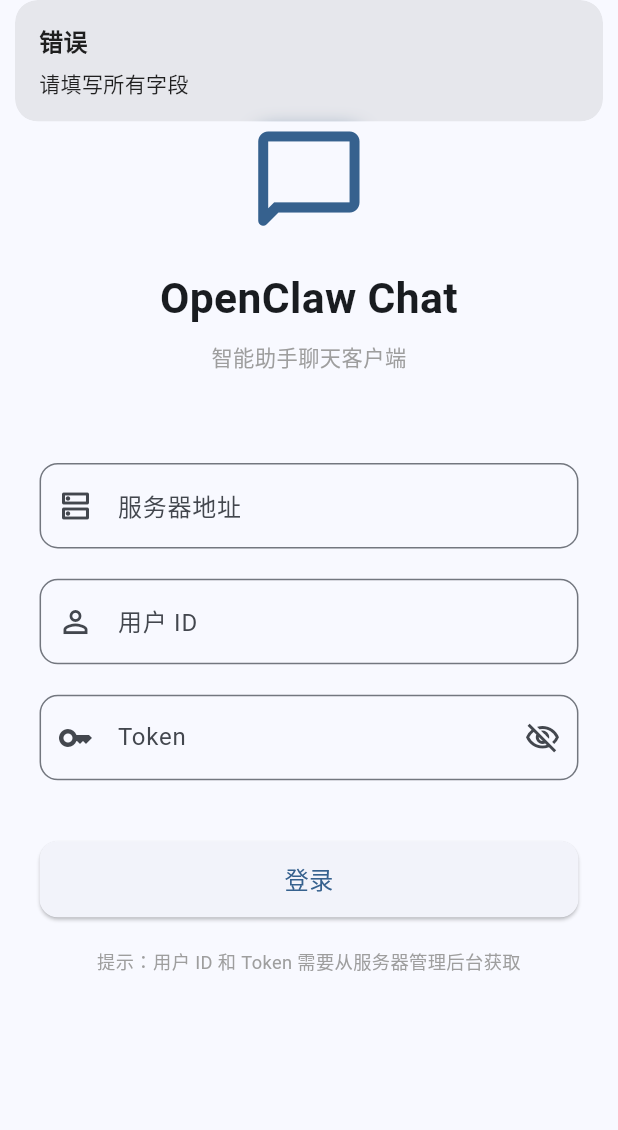
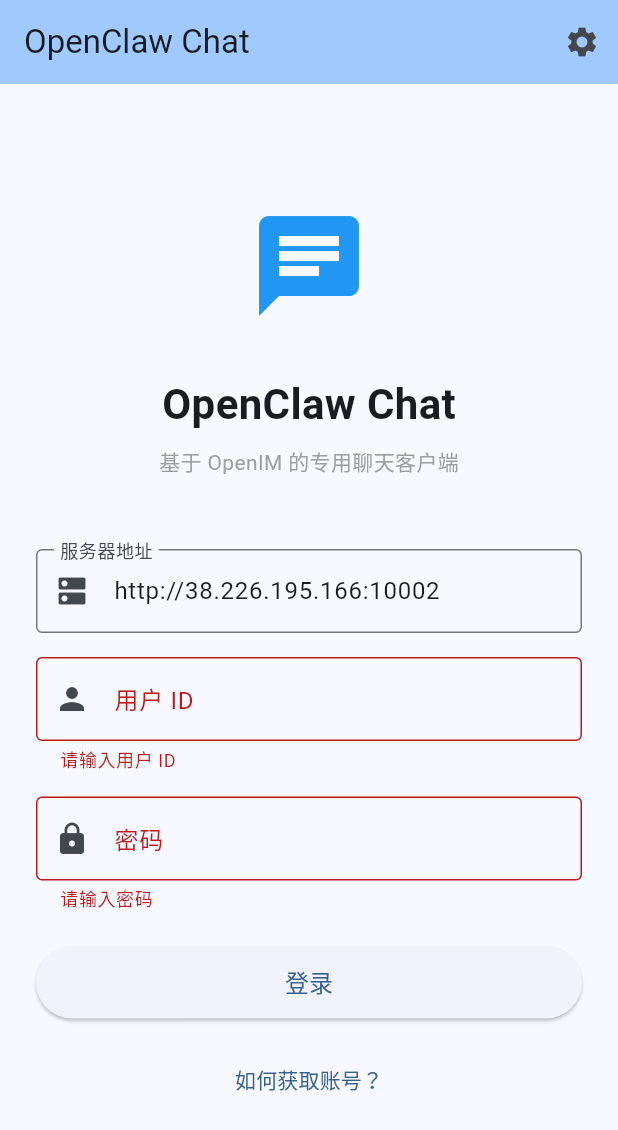
Before and after one commit to xiangbianpangde/openclaw-chat, a Flutter app: the screen it shows after launch, after a tap on "登录", on a phone screen of 412 x 824 dp. Shown: the top 1130 px of the screen. Run offline on Flutter 3.47's test engine with Material 3 defaults, Android fonts, the phone set to English and light mode, and no system bars; our stand-ins replace flutter_screenutil, get, hive_flutter, logger, shared_preferences, webview_flutter; missing offline and left inert: flutter_openim_sdk; accounts and stored records are empty.

Commit message:
feat: 完善 OpenClaw Chat 项目
- 添加 OpenIM 集成扩展 (Webhook 支持)
- 完善 Flutter 客户端 (登录/聊天界面)
- 优化部署脚本和文档
- 添加 OpenClaw 对接配置

Features:
- OpenIM Webhook 消息处理
- Flutter 登录认证
- 扫码登录支持
- 远程桌面集成
- AI 助手命令 (/help, /scan, /status, /desktop)

Docs:
- 完整部署指南
- API 参考文档
- 常见问题解答

```diff
--- a/client/openclaw_chat/lib/main.dart
+++ b/client/openclaw_chat/lib/main.dart
@@ -1,22 +1,8 @@
 import 'package:flutter/material.dart';
-import 'package:flutter_screenutil/flutter_screenutil.dart';
-import 'package:get/get.dart';
-import 'package:hive_flutter/hive_flutter.dart';
+import 'screens/home_screen.dart';
+import 'services/openim_service.dart';
 
-import 'app/routes/app_pages.dart';
-import 'app/services/openim_service.dart';
-import 'app/services/storage_service.dart';
-
-void main() async {
-  WidgetsFlutterBinding.ensureInitialized();
-
-  // 初始化本地存储
-  await Hive.initFlutter();
-  await StorageService.init();
-
-  // 初始化 OpenIM
-  await OpenIMService.init();
-
+void main() {
   runApp(const OpenClawChatApp());
 }
 
@@ -25,37 +11,23 @@ class OpenClawChatApp extends StatelessWidget {
 
   @override
   Widget build(BuildContext context) {
-    return ScreenUtilInit(
-      designSize: const Size(375, 812),
-      minTextAdapt: true,
-      splitScreenMode: true,
-      builder: (context, child) {
-        return GetMaterialApp(
+    return MaterialApp(
       title: 'OpenClaw Chat',
-          debugShowCheckedModeBanner: false,
       theme: ThemeData(
         colorScheme: ColorScheme.fromSeed(
-              seedColor: const Color(0xFF2196F3),
+          seedColor: Colors.blue,
           brightness: Brightness.light,
         ),
         useMaterial3: true,
-            appBarTheme: const AppBarTheme(
-              centerTitle: true,
-              elevation: 0,
-            ),
       ),
       darkTheme: ThemeData(
         colorScheme: ColorScheme.fromSeed(
-              seedColor: const Color(0xFF2196F3),
+          seedColor: Colors.blue,
           brightness: Brightness.dark,
         ),
         useMaterial3: true,
       ),
-          themeMode: ThemeMode.system,
-          initialRoute: AppPages.initial,
-          getPages: AppPages.routes,
-        );
-      },
+      home: const HomeScreen(),
     );
   }
 }
--- /dev/null
+++ b/client/openclaw_chat/lib/screens/home_screen.dart
@@ -0,0 +1,76 @@
+import 'package:flutter/material.dart';
+import '../services/openim_service.dart';
+import 'chat_screen.dart';
+import 'login_screen.dart';
+
+class HomeScreen extends StatefulWidget {
+  const HomeScreen({super.key});
+
+  @override
+  State<HomeScreen> createState() => _HomeScreenState();
+}
+
+class _HomeScreenState extends State<HomeScreen> {
+  bool _isLoggedIn = false;
+  String _serverAddress = '';
+
+  @override
+  void initState() {
+    super.initState();
+    _checkLoginStatus();
+  }
+
+  Future<void> _checkLoginStatus() async {
+    final isLoggedIn = await OpenIMService.isLoggedIn();
+    final serverAddress = await OpenIMService.getServerAddress();
+    setState(() {
+      _isLoggedIn = isLoggedIn;
+      _serverAddress = serverAddress;
+    });
+  }
+
+  @override
+  Widget build(BuildContext context) {
+    return Scaffold(
+      appBar: AppBar(
+        title: const Text('OpenClaw Chat'),
+        backgroundColor: Theme.of(context).colorScheme.inversePrimary,
+        actions: [
+          IconButton(
+            icon: const Icon(Icons.settings),
+            onPressed: () => _showSettings(),
+          ),
+        ],
+      ),
+      body: _isLoggedIn
+          ? ChatScreen(serverAddress: _serverAddress)
+          : const LoginScreen(),
+    );
+  }
+
+  void _showSettings() {
+    showModalBottomSheet(
+      context: context,
+      builder: (context) => ListView(
+        shrinkWrap: true,
+        children: [
+          const ListTile(
+            leading: Icon(Icons.person),
+            title: Text('账户设置'),
+          ),
+          ListTile(
+            leading: const Icon(Icons.logout, color: Colors.red),
+            title: const Text('退出登录', style: TextStyle(color: Colors.red)),
+            onTap: () async {
+              await OpenIMService.logout();
+              setState(() {
+                _isLoggedIn = false;
+              });
+              Navigator.pop(context);
+            },
+          ),
+        ],
+      ),
+    );
+  }
+}
--- /dev/null
+++ b/client/openclaw_chat/lib/screens/login_screen.dart
@@ -0,0 +1,160 @@
+import 'package:flutter/material.dart';
+import '../services/openim_service.dart';
+
+class LoginScreen extends StatefulWidget {
+  const LoginScreen({super.key});
+
+  @override
+  State<LoginScreen> createState() => _LoginScreenState();
+}
+
+class _LoginScreenState extends State<LoginScreen> {
+  final _formKey = GlobalKey<FormState>();
+  final _serverController = TextEditingController(text: 'http://38.226.195.166:10002');
+  final _userIdController = TextEditingController();
+  final _secretController = TextEditingController();
+  bool _isLoading = false;
+  String? _errorMessage;
+
+  @override
+  void dispose() {
+    _serverController.dispose();
+    _userIdController.dispose();
+    _secretController.dispose();
+    super.dispose();
+  }
+
+  Future<void> _login() async {
+    if (!_formKey.currentState!.validate()) return;
+
+    setState(() {
+      _isLoading = true;
+      _errorMessage = null;
+    });
+
+    final result = await OpenIMService.loginWithCredentials(
+      _serverController.text.trim(),
+      _userIdController.text.trim(),
+      _secretController.text.trim(),
+    );
+
+    setState(() {
+      _isLoading = false;
+    });
+
+    if (result['success'] == true) {
+      if (mounted) {
+        Navigator.of(context).pushReplacement(
+          MaterialPageRoute(builder: (_) => const Scaffold(body: Text('Chat'))),
+        );
+      }
+    } else {
+      setState(() {
+        _errorMessage = result['error'] ?? '登录失败';
+      });
+    }
+  }
+
+  @override
+  Widget build(BuildContext context) {
+    return Padding(
+      padding: const EdgeInsets.all(24.0),
+      child: Form(
+        key: _formKey,
+        child: Column(
+          mainAxisAlignment: MainAxisAlignment.center,
+          children: [
+            const Icon(Icons.chat, size: 80, color: Colors.blue),
+            const SizedBox(height: 32),
+            const Text(
+              'OpenClaw Chat',
+              style: TextStyle(fontSize: 28, fontWeight: FontWeight.bold),
+            ),
+            const SizedBox(height: 8),
+            const Text(
+              '基于 OpenIM 的专用聊天客户端',
+              style: TextStyle(color: Colors.grey),
+            ),
+            const SizedBox(height: 48),
+            TextFormField(
+              controller: _serverController,
+              decoration: const InputDecoration(
+                labelText: '服务器地址',
+                prefixIcon: Icon(Icons.dns),
+                border: OutlineInputBorder(),
+              ),
+              validator: (v) => v!.isEmpty ? '请输入服务器地址' : null,
+            ),
+            const SizedBox(height: 16),
+            TextFormField(
+              controller: _userIdController,
+              decoration: const InputDecoration(
+                labelText: '用户 ID',
+                prefixIcon: Icon(Icons.person),
+                border: OutlineInputBorder(),
+              ),
+              validator: (v) => v!.isEmpty ? '请输入用户 ID' : null,
+            ),
+            const SizedBox(height: 16),
+            TextFormField(
+              controller: _secretController,
+              obscureText: true,
+              decoration: const InputDecoration(
+                labelText: '密码',
+                prefixIcon: Icon(Icons.lock),
+                border: OutlineInputBorder(),
+              ),
+              validator: (v) => v!.isEmpty ? '请输入密码' : null,
+            ),
+            if (_errorMessage != null) ...[
+              const SizedBox(height: 16),
+              Text(
+                _errorMessage!,
+                style: const TextStyle(color: Colors.red),
+              ),
+            ],
+            const SizedBox(height: 24),
+            SizedBox(
+              width: double.infinity,
+              height: 48,
+              child: ElevatedButton(
+                onPressed: _isLoading ? null : _login,
+                child: _isLoading
+                    ? const CircularProgressIndicator()
+                    : const Text('登录', style: TextStyle(fontSize: 16)),
+              ),
+            ),
+            const SizedBox(height: 16),
+            TextButton(
+              onPressed: () => _showHelp(),
+              child: const Text('如何获取账号？'),
+            ),
+          ],
+        ),
+      ),
+    );
+  }
+
+  void _showHelp() {
+    showDialog(
+      context: context,
+      builder: (context) => AlertDialog(
+        title: const Text('获取账号'),
+        content: const Text(
+          '1. 联系管理员创建账号\n\n'
+          '2. 或使用 OpenIM Web 管理后台:\n'
+          '   http://服务器 IP:11001\n\n'
+          '3. 默认管理员:\n'
+          '   用户：admin\n'
+          '   密码：openIM123',
+        ),
+        actions: [
+          TextButton(
+            onPressed: () => Navigator.pop(context),
+            child: const Text('知道了'),
+          ),
+        ],
+      ),
+    );
+  }
+}
--- /dev/null
+++ b/client/openclaw_chat/lib/services/openim_service.dart
@@ -0,0 +1,145 @@
+import 'dart:convert';
+import 'package:shared_preferences/shared_preferences.dart';
+import 'package:http/http.dart' as http;
+
+class OpenIMService {
+  static const String _serverKey = 'openim_server';
+  static const String _tokenKey = 'openim_token';
+  static const String _userIdKey = 'openim_userid';
+
+  static Future<String> getServerAddress() async {
+    final prefs = await SharedPreferences.getInstance();
+    return prefs.getString(_serverKey) ?? 'http://localhost:10002';
+  }
+
+  static Future<void> setServerAddress(String address) async {
+    final prefs = await SharedPreferences.getInstance();
+    await prefs.setString(_serverKey, address);
+  }
+
+  static Future<bool> isLoggedIn() async {
+    final prefs = await SharedPreferences.getInstance();
+    return prefs.getString(_tokenKey) != null;
+  }
+
+  static Future<String?> getToken() async {
+    final prefs = await SharedPreferences.getInstance();
+    return prefs.getString(_tokenKey);
+  }
+
+  static Future<void> login(String userId, String token) async {
+    final prefs = await SharedPreferences.getInstance();
+    await prefs.setString(_tokenKey, token);
+    await prefs.setString(_userIdKey, userId);
+  }
+
+  static Future<void> logout() async {
+    final prefs = await SharedPreferences.getInstance();
+    await prefs.remove(_tokenKey);
+    await prefs.remove(_userIdKey);
+  }
+
+  static Future<String> getUserId() async {
+    final prefs = await SharedPreferences.getInstance();
+    return prefs.getString(_userIdKey) ?? '';
+  }
+
+  // 登录获取 Token
+  static Future<Map<String, dynamic>> loginWithCredentials(
+    String serverUrl,
+    String userId,
+    String secret,
+  ) async {
+    try {
+      final response = await http.post(
+        Uri.parse('$serverUrl/auth/user_token'),
+        headers: {'Content-Type': 'application/json'},
+        body: jsonEncode({
+          'userID': userId,
+          'secret': secret,
+        }),
+      ).timeout(const Duration(seconds: 10));
+
+      if (response.statusCode == 200) {
+        final data = jsonDecode(response.body);
+        await setServerAddress(serverUrl);
+        await login(userId, data['userToken'] ?? data['token']);
+        return {'success': true, 'token': data['userToken']};
+      } else {
+        return {
+          'success': false,
+          'error': '登录失败：${response.statusCode}',
+        };
+      }
+    } catch (e) {
+      return {'success': false, 'error': '网络错误：$e'};
+    }
+  }
+
+  // 发送消息
+  static Future<Map<String, dynamic>> sendMessage(
+    String serverUrl,
+    String token,
+    String receiverId,
+    String content,
+  ) async {
+    try {
+      final response = await http.post(
+        Uri.parse('$serverUrl/msg/send_msg'),
+        headers: {
+          'Content-Type': 'application/json',
+          'operationID': DateTime.now().millisecondsSinceEpoch.toString(),
+          'token': token,
+        },
+        body: jsonEncode({
+          'recvID': receiverId,
+          'sendID': await getUserId(),
+          'senderPlatformID': 1,
+          'contentType': 101,
+          'content': jsonEncode({'content': content}),
+          'sessionType': 1,
+        }),
+      ).timeout(const Duration(seconds: 10));
+
+      if (response.statusCode == 200) {
+        return {'success': true};
+      } else {
+        return {'success': false, 'error': '发送失败'};
+      }
+    } catch (e) {
+      return {'success': false, 'error': '网络错误：$e'};
+    }
+  }
+
+  // 获取历史消息
+  static Future<List<dynamic>> getHistoryMessages(
+    String serverUrl,
+    String token,
+    String userId,
+    int count,
+  ) async {
+    try {
+      final response = await http.post(
+        Uri.parse('$serverUrl/msg/get_history_msg'),
+        headers: {
+          'Content-Type': 'application/json',
+          'operationID': DateTime.now().millisecondsSinceEpoch.toString(),
+          'token': token,
+        },
+        body: jsonEncode({
+          'userID': userId,
+          'count': count,
+        }),
+      ).timeout(const Duration(seconds: 10));
+
+      if (response.statusCode == 200) {
+        final data = jsonDecode(response.body);
+        return data['data'] ?? [];
+      } else {
+        return [];
+      }
+    } catch (e) {
+      return [];
+    }
+  }
+}
```
Also changed, not shown: client/openclaw_chat/pubspec.yaml (+4 -36 lines), 3 other files. Lines whose indentation alone changed are shown as unchanged.
